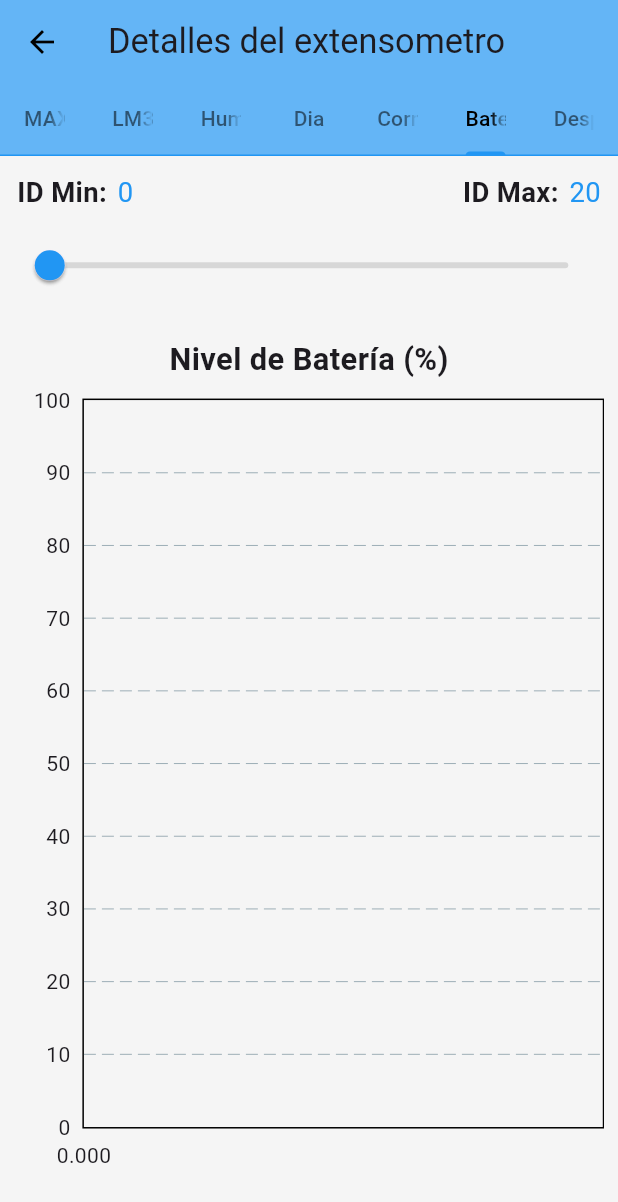
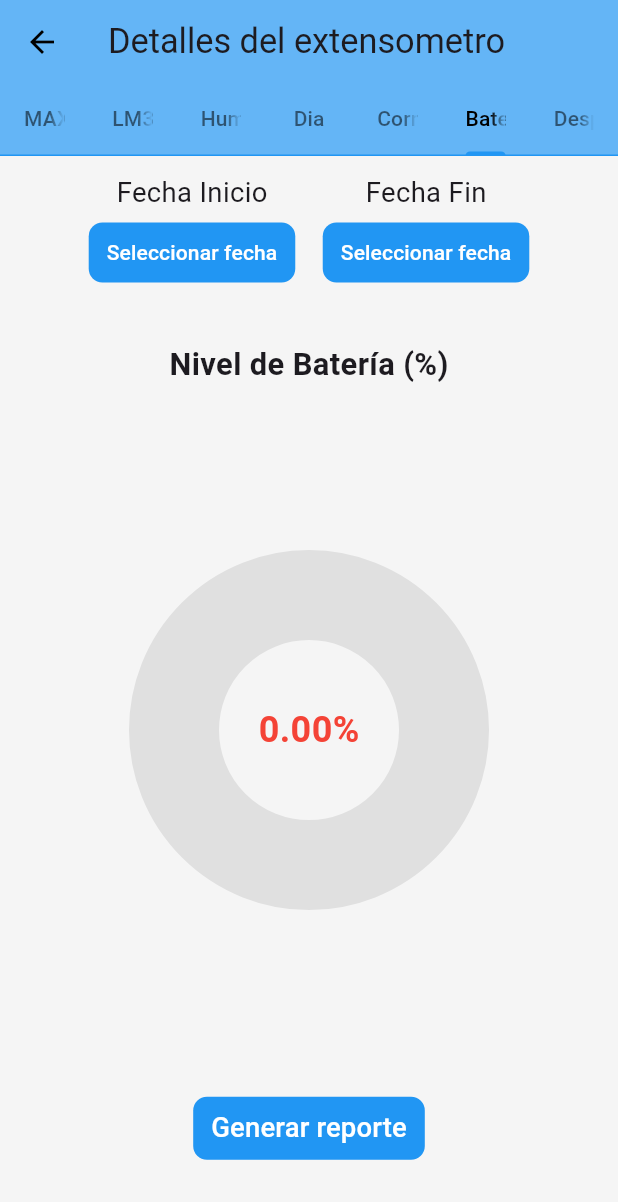
Before and after one commit to salema97/proyecto_tierra, a Flutter app: the ExtensometroChart screen opened directly with empty values, tab 6 chosen, on a phone screen of 412 x 824 dp. Shown: the top 1202 px of the screen. Run offline on Flutter 3.47's test engine with Material 3 defaults, Android fonts, the light colour scheme and no system bars; drawn by our look-alikes of fl_chart; our stand-ins replace flutter_dotenv, flutter_screenutil, flutter_secure_storage, font_awesome_flutter, jwt_decoder, shared_preferences; missing offline and left inert: onesignal_flutter; accounts and stored records are empty.

Commit message:
Agregar nuevas funcionalidades para el reporte del extensómetro, incluyendo descripciones de humedad del suelo y clima, y un indicador de nivel de batería.

```diff
--- a/lib/src/screens/user/extensometro_chart.dart
+++ b/lib/src/screens/user/extensometro_chart.dart
@@ -1,7 +1,10 @@
 import 'package:fl_chart/fl_chart.dart';
 import 'package:flutter/material.dart';
 import 'package:flutter_screenutil/flutter_screenutil.dart';
+import 'package:intl/intl.dart';
 import 'package:proyecto_tierra/src/models/info.dart';
+import 'package:proyecto_tierra/src/screens/extensometro_report.dart';
+import 'package:proyecto_tierra/src/widgets/battery_level_indicator.dart';
 
 class ExtensometroChart extends StatefulWidget {
   final List<InfoDetail> infoDetails;
@@ -14,13 +17,23 @@ class ExtensometroChart extends StatefulWidget {
 
 class _ExtensometroChartState extends State<ExtensometroChart> with SingleTickerProviderStateMixin {
   late TabController _tabController;
-  int minId = 0;
-  int maxId = 20;
+  DateTime? startDate;
+  DateTime? endDate;
+  late DateTime firstDate;
+  late DateTime lastDate;
 
   @override
   void initState() {
     super.initState();
     _tabController = TabController(length: 7, vsync: this);
+
+    if (widget.infoDetails.isNotEmpty) {
+      firstDate = widget.infoDetails.first.createdAt;
+      lastDate = widget.infoDetails.last.createdAt;
+    } else {
+      firstDate = DateTime.now();
+      lastDate = DateTime.now();
+    }
   }
 
   @override
@@ -55,30 +68,39 @@ class _ExtensometroChartState extends State<ExtensometroChart> with SingleTicker
       body: Column(
         children: [
           Padding(
-            padding: EdgeInsets.all(10.w),
+            padding: EdgeInsets.symmetric(vertical: 10.h),
             child: Row(
-              mainAxisAlignment: MainAxisAlignment.spaceBetween,
+              mainAxisAlignment: MainAxisAlignment.center,
               children: [
                 Row(
                   children: [
-                    Text('ID Min: ',
-                        style: TextStyle(fontSize: 16.sp, fontWeight: FontWeight.bold)),
-                    SizedBox(width: 2.w),
-                    Text('$minId', style: TextStyle(fontSize: 16.sp, color: Colors.blue)),
-                  ],
-                ),
-                Row(
-                  children: [
-                    Text('ID Max: ',
-                        style: TextStyle(fontSize: 16.sp, fontWeight: FontWeight.bold)),
-                    SizedBox(width: 2.w),
-                    Text('$maxId', style: TextStyle(fontSize: 16.sp, color: Colors.blue)),
+                    _buildDatePicker(
+                      'Fecha Inicio',
+                      startDate,
+                      (date) {
+                        setState(
+                          () {
+                            startDate = date;
+                          },
+                        );
+                      },
+                    ),
+                    _buildDatePicker(
+                      'Fecha Fin',
+                      endDate,
+                      (date) {
+                        setState(
+                          () {
+                            endDate = date;
+                          },
+                        );
+                      },
+                    ),
                   ],
                 ),
               ],
             ),
           ),
-          _buildSlider(),
           Expanded(
             child: Padding(
               padding: EdgeInsets.symmetric(vertical: 20.h, horizontal: 8.w),
@@ -94,38 +116,111 @@ class _ExtensometroChartState extends State<ExtensometroChart> with SingleTicker
                   _buildChart('Es de día', Colors.purple, (info) => info.esDia ? 1 : 0),
                   _buildChart('Corriente CS712 (mp)', Colors.orange,
                       (info) => _parseDouble(info.corrienteCS712)),
-                  _buildChart('Nivel de Batería (%)', Colors.pink,
+                  _buildLevelIndicator('Nivel de Batería (%)', Colors.pink,
                       (info) => _parseDouble(info.nivelBateria)),
                   _buildChart('Desplazamiento Lineal (mm)', Colors.teal,
                       (info) => _parseDouble(info.desplazamientoLineal)),
                 ],
               ),
             ),
-          )
+          ),
+          Padding(
+            padding: EdgeInsets.only(bottom: 40.h),
+            child: TextButton(
+              style: TextButton.styleFrom(
+                backgroundColor: Colors.blue,
+                shape: RoundedRectangleBorder(
+                  borderRadius: BorderRadius.circular(8.r),
+                ),
+                foregroundColor: Colors.white,
+                overlayColor: Colors.grey,
+              ),
+              onPressed: () {
+                if (startDate != null && endDate != null) {
+                  Navigator.push(context, MaterialPageRoute(builder: (context) {
+                    return ExtensometroReport(
+                      infoDetails: widget.infoDetails,
+                      startDate: startDate!,
+                      endDate: endDate!,
+                    );
+                  }));
+                } else {
+                  showDialog(
+                    context: context,
+                    builder: (context) {
+                      return Theme(
+                        data: Theme.of(context).copyWith(
+                          colorScheme: ColorScheme.fromSwatch().copyWith(
+                            primary: Colors.blue,
+                          ),
+                        ),
+                        child: AlertDialog(
+                          title: const Text('Error'),
+                          content: const Text(
+                              'Por favor seleccione una fecha de inicio y fin, para generar un reporte.'),
+                          actions: [
+                            TextButton(
+                              onPressed: () {
+                                Navigator.of(context).pop();
+                              },
+                              child: const Text('Aceptar'),
+                            ),
+                          ],
+                        ),
+                      );
+                    },
+                  );
+                }
+              },
+              child: Text('Generar reporte', style: TextStyle(fontSize: 16.sp)),
+            ),
+          ),
         ],
       ),
     );
   }
 
-  Widget _buildSlider() {
+  Widget _buildDatePicker(String title, DateTime? date, ValueChanged<DateTime?> onDateChanged) {
     return Padding(
       padding: EdgeInsets.symmetric(horizontal: 8.w),
       child: Column(
         children: [
-          RangeSlider(
-            activeColor: Colors.blue,
-            overlayColor: MaterialStateProperty.all(Colors.blue[200]),
-            inactiveColor: Colors.black12,
-            values: RangeValues(minId.toDouble(), maxId.toDouble()),
-            onChanged: (RangeValues values) {
-              setState(() {
-                minId = values.start.toInt();
-                maxId = values.end.toInt();
-              });
+          Text(title, style: TextStyle(fontSize: 16.sp)),
+          SizedBox(height: 2.h),
+          TextButton(
+            style: TextButton.styleFrom(
+              backgroundColor: Colors.blue,
+              shape: RoundedRectangleBorder(
+                borderRadius: BorderRadius.circular(8.r),
+              ),
+              foregroundColor: Colors.white,
+              overlayColor: Colors.grey,
+            ),
+            onPressed: () async {
+              DateTime initialDate = date ?? DateTime.now();
+              if (initialDate.isAfter(lastDate)) {
+                initialDate = lastDate;
+              }
+              final selectedDate = await showDatePicker(
+                context: context,
+                initialDate: initialDate,
+                firstDate: firstDate,
+                lastDate: lastDate,
+                builder: (BuildContext context, Widget? child) {
+                  return Theme(
+                    data: ThemeData.light().copyWith(
+                      colorScheme: const ColorScheme.light(
+                        primary: Colors.blue,
+                      ),
+                    ),
+                    child: child!,
+                  );
+                },
+              );
+
+              onDateChanged(selectedDate);
             },
-            min: 0,
-            max: widget.infoDetails.length.toDouble(),
-            divisions: widget.infoDetails.length,
+            child: Text(date != null ? DateFormat('dd/MM/yyyy').format(date) : 'Seleccionar fecha'),
           ),
         ],
       ),
@@ -133,8 +228,15 @@ class _ExtensometroChartState extends State<ExtensometroChart> with SingleTicker
   }
 
   Widget _buildChart(String title, Color color, double Function(InfoDetail) valueMapper) {
-    final filterInfoDetails =
-        widget.infoDetails.where((info) => info.id >= minId && info.id <= maxId).toList();
+    final filterInfoDetails = widget.infoDetails.where((info) {
+      if (startDate != null && info.createdAt.isBefore(startDate!)) {
+        return false;
+      }
+      if (endDate != null && info.createdAt.isAfter(endDate!.add(const Duration(days: 1)))) {
+        return false;
+      }
+      return true;
+    }).toList();
 
     final maxYValue = filterInfoDetails.isNotEmpty
         ? filterInfoDetails
@@ -158,7 +260,8 @@ class _ExtensometroChartState extends State<ExtensometroChart> with SingleTicker
               lineBarsData: [
                 LineChartBarData(
                   spots: filterInfoDetails.map((info) {
-                    return FlSpot(info.id.toDouble(), valueMapper(info));
+                    return FlSpot(
+                        info.createdAt.millisecondsSinceEpoch.toDouble(), valueMapper(info));
                   }).toList(),
                   isCurved: true,
                   color: color,
@@ -179,7 +282,21 @@ class _ExtensometroChartState extends State<ExtensometroChart> with SingleTicker
                   sideTitles: SideTitles(showTitles: false),
                 ),
                 bottomTitles: AxisTitles(
-                  sideTitles: SideTitles(showTitles: true, reservedSize: 40.h),
+                  sideTitles: SideTitles(
+                    showTitles: true,
+                    reservedSize: 20.h,
+                    getTitlesWidget: (value, meta) {
+                      final date = DateTime.fromMillisecondsSinceEpoch(value.toInt());
+                      return Text(
+                        DateFormat('dd/MM').format(date),
+                      );
+                    },
+                  ),
+                  axisNameWidget: const Text(
+                    'Fecha',
+                    style: TextStyle(fontWeight: FontWeight.bold),
+                  ),
+                  axisNameSize: 20.h,
                 ),
               ),
               borderData: FlBorderData(show: true),
@@ -195,6 +312,28 @@ class _ExtensometroChartState extends State<ExtensometroChart> with SingleTicker
     );
   }
 
+  Widget _buildLevelIndicator(String title, color, double Function(InfoDetail) valueMapper) {
+    final filterInfoDetails = widget.infoDetails.where((info) {
+      if (startDate != null && info.createdAt.isBefore(startDate!)) {
+        return false;
+      }
+      if (endDate != null && info.createdAt.isAfter(endDate!.add(const Duration(days: 1)))) {
+        return false;
+      }
+      return true;
+    }).toList();
+
+    final batteryLevel = filterInfoDetails.isNotEmpty ? valueMapper(filterInfoDetails.last) : 0.0;
+
+    return Column(
+      children: [
+        Text(title, style: TextStyle(fontSize: 18.sp, fontWeight: FontWeight.bold)),
+        SizedBox(height: 10.h),
+        Expanded(child: BatteryLevelIndicator(batteryLevel: batteryLevel)),
+      ],
+    );
+  }
+
   double _parseDouble(String value) {
     try {
       return double.parse(value);
--- /dev/null
+++ b/lib/src/widgets/battery_level_indicator.dart
@@ -0,0 +1,89 @@
+import 'package:fl_chart/fl_chart.dart';
+import 'package:flutter/material.dart';
+
+class BatteryLevelIndicator extends StatefulWidget {
+  final double batteryLevel;
+  const BatteryLevelIndicator({super.key, required this.batteryLevel});
+
+  @override
+  State<BatteryLevelIndicator> createState() => _BatteryLevelIndicatorState();
+}
+
+class _BatteryLevelIndicatorState extends State<BatteryLevelIndicator> {
+  int touchedIndex = -1;
+
+  @override
+  Widget build(BuildContext context) {
+    return AspectRatio(
+      aspectRatio: 1.3,
+      child: Stack(
+        alignment: Alignment.center,
+        children: [
+          PieChart(
+            PieChartData(
+              sectionsSpace: 0,
+              centerSpaceRadius: 60,
+              sections: _showingSections(widget.batteryLevel),
+              borderData: FlBorderData(show: false),
+              pieTouchData: PieTouchData(
+                touchCallback: (FlTouchEvent event, pieTouchResponse) {
+                  setState(() {
+                    if (!event.isInterestedForInteractions ||
+                        pieTouchResponse == null ||
+                        pieTouchResponse.touchedSection == null) {
+                      touchedIndex = -1;
+                      return;
+                    }
+                    touchedIndex = pieTouchResponse.touchedSection!.touchedSectionIndex;
+                  });
+                },
+              ),
+            ),
+          ),
+          Text(
+            '${widget.batteryLevel.toStringAsFixed(2)}%',
+            style: TextStyle(
+              fontSize: 24,
+              fontWeight: FontWeight.bold,
+              color: _getColor(widget.batteryLevel),
+            ),
+          ),
+        ],
+      ),
+    );
+  }
+
+  List<PieChartSectionData> _showingSections(double batteryLevel) {
+    final remainingLevel = 100 - batteryLevel;
+    final isTouched = touchedIndex == 0;
+
+    final radius = isTouched ? 70.0 : 60.0;
+
+    return [
+      PieChartSectionData(
+        color: _getColor(batteryLevel),
+        value: batteryLevel,
+        title: '',
+        radius: radius,
+      ),
+      PieChartSectionData(
+        color: Colors.grey[300],
+        value: remainingLevel,
+        title: '',
+        radius: radius,
+      )
+    ];
+  }
+
+  Color _getColor(double level) {
+    if (level >= 75) {
+      return Colors.green;
+    } else if (level >= 50) {
+      return Colors.yellow;
+    } else if (level >= 25) {
+      return Colors.orange;
+    } else {
+      return Colors.red;
+    }
+  }
+}
--- a/pubspec.yaml
+++ b/pubspec.yaml
@@ -24,6 +24,7 @@ dependencies:
   shared_preferences: ^2.3.4
   flutter_dotenv: ^5.2.1
   fl_chart: ^0.70.1
+  intl: ^0.19.0
 
 dev_dependencies:
   flutter_test:
```
Also changed, not shown: lib/src/screens/extensometro_report.dart (added, +140 -0 lines), lib/src/utils/calculations.dart (added, +71 -0 lines), pubspec.lock.
